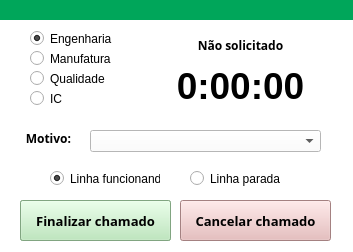
Old version of the form uis/chamado.ui in the repository alosbh/all-in-one.
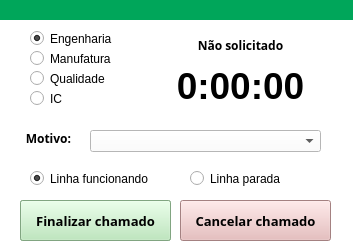
New version of the form.

Commit message: test radio buttons

```diff
--- a/uis/chamado.ui
+++ b/uis/chamado.ui
@@ -310,9 +310,9 @@
     </property>
     <property name="geometry">
      <rect>
-      <x>50</x>
+      <x>30</x>
       <y>170</y>
-      <width>110</width>
+      <width>141</width>
       <height>17</height>
      </rect>
     </property>
```
The commit also changes 2 other files.
